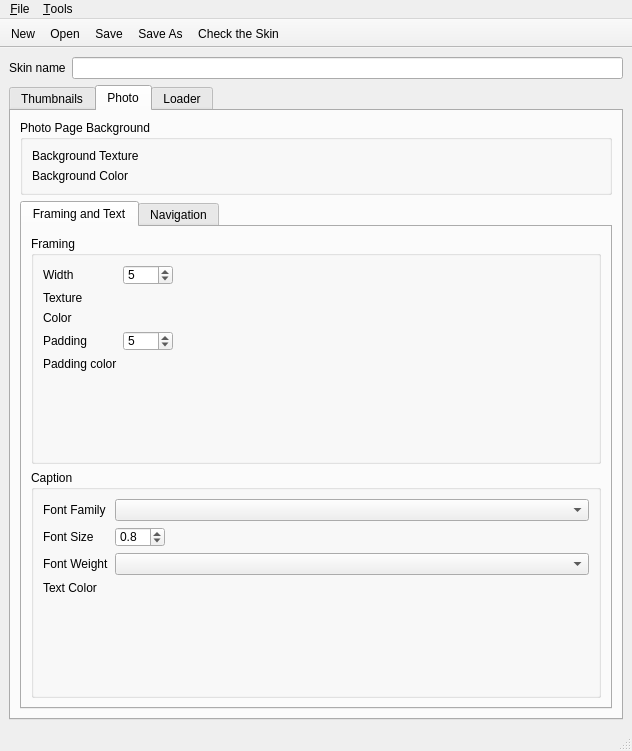
Qt form src/ui/WinSkinDesigner.ui (Pixinn/ezwebgallery) before a commit.
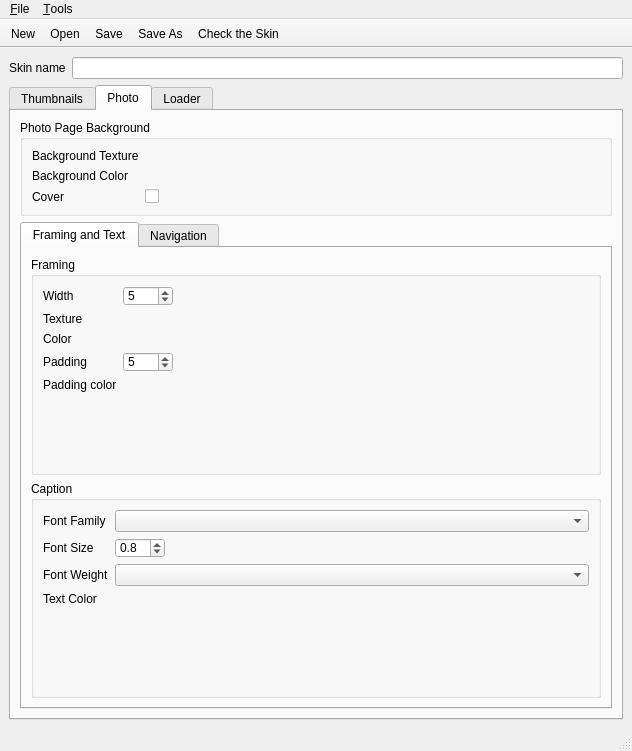
The same form after that commit. The open tabs and pages were chosen to show the change. Icons and pictures are not drawn. Custom widgets are drawn as their Qt base class.

Commit message: + Javascript optimizations & bug correction in skin read/write

The edit to the form file:
```diff
--- a/src/ui/WinSkinDesigner.ui
+++ b/src/ui/WinSkinDesigner.ui
@@ -409,6 +409,20 @@
              <item row="1" column="1">
               <widget class="CColorPicker" name="cColorPicker_Photo_BckgColor"/>
              </item>
+             <item row="3" column="0">
+              <widget class="QLabel" name="label_Photo_BckgCover">
+               <property name="text">
+                <string>Cover</string>
+               </property>
+              </widget>
+             </item>
+             <item row="3" column="1">
+              <widget class="QCheckBox" name="checkBox_Photo_BckgCover">
+               <property name="text">
+                <string/>
+               </property>
+              </widget>
+             </item>
             </layout>
            </item>
           </layout>
```
Left out of the diff: 20 changed lines with no effect on the pictures. The commit also changes 13 other files.
